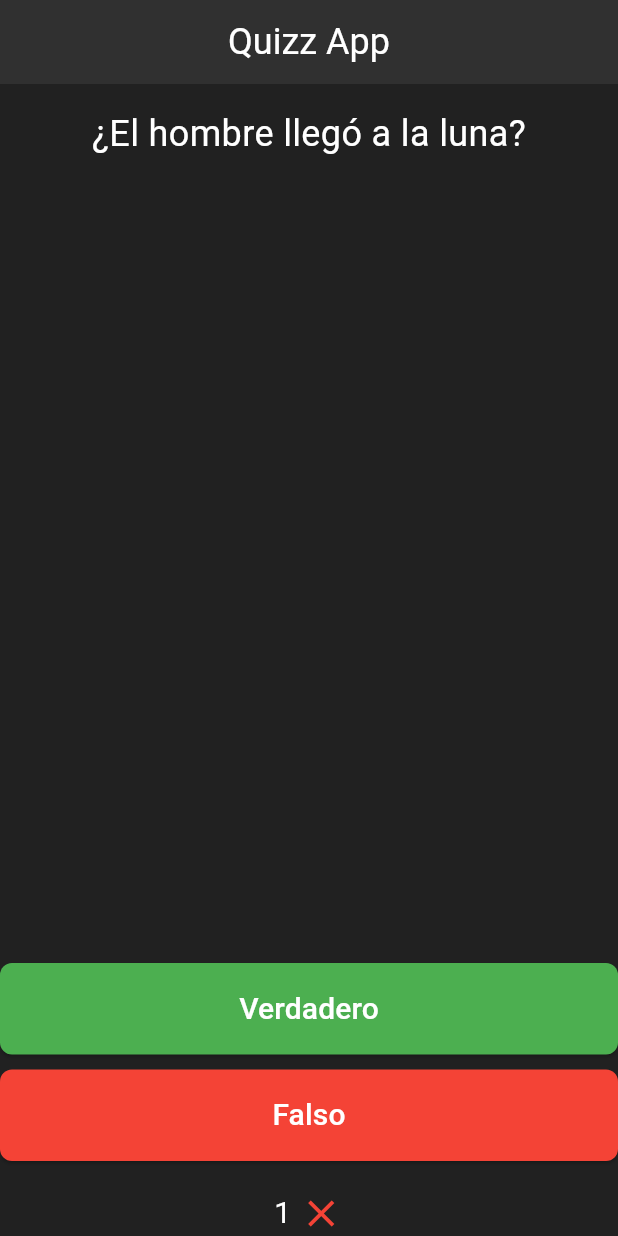
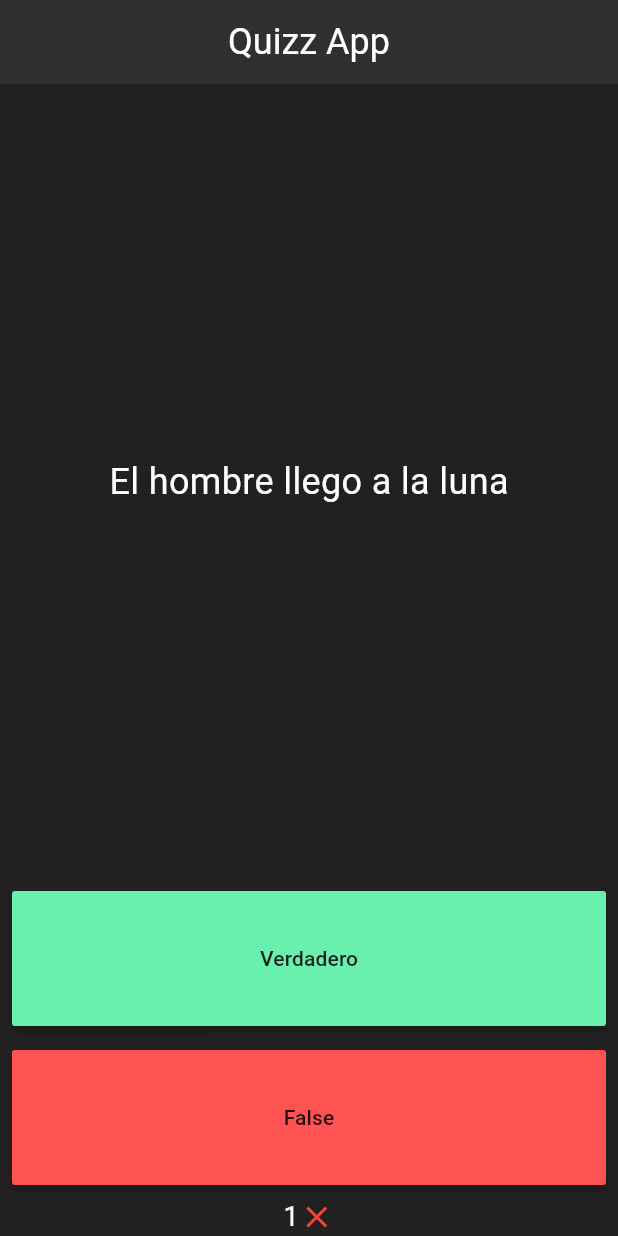
Before and after one commit to fr4nsgallegos/quizappG10, a Flutter app: the screen it shows after launch, after a tap on "Verdadero", on a phone screen of 412 x 824 dp. Run offline on Flutter 3.47's test engine with Material 3 defaults, Android fonts, the phone set to English and light mode, and no system bars.

Commit message:
Tercer Cambio

```diff
--- /dev/null
+++ b/lib/models/question_model.dart
@@ -0,0 +1,9 @@
+class QuestionModel {
+  String question;
+  bool answer;
+
+  QuestionModel({
+    required this.question,
+    required this.answer,
+  });
+}
--- /dev/null
+++ b/lib/models/quiz_brain.dart
@@ -0,0 +1,49 @@
+import 'package:quizappg10/models/question_model.dart';
+
+class QuizBrain {
+  final List<QuestionModel> questionList = [
+    QuestionModel(question: "¿Has almorzado hoy?", answer: false),
+    QuestionModel(question: "El hombre llego a la luna", answer: true),
+    QuestionModel(question: "¿Saliste ayer?", answer: false),
+    QuestionModel(question: "Has desayunado", answer: true),
+    QuestionModel(question: "Sientes frio", answer: true),
+  ];
+
+  int questionIndex =
+      0; //me va ayudar a obtener la pregunta y respuesta de mi lista de question model
+
+  String getQuestionText() {
+    return questionList[questionIndex].question;
+  }
+
+  bool getQuestionAnswer() {
+    return questionList[questionIndex].answer;
+  }
+
+  String getNumberQuestion() {
+    return (questionIndex + 1).toString();
+  }
+
+  void nextQuestion() {
+    if (questionIndex < questionList.length - 1) {
+      questionIndex++;
+    }
+    else {
+      questionIndex = 0;
+    }
+  }
+
+  bool isFinished() {
+    // if (questionIndex >= questionList.length - 1) {
+    //   return true;
+    // } else {
+    //   return false;
+    // }
+    return questionIndex  >= questionList.length -1;
+  }
+
+  bool reset() {
+    questionIndex = 0;
+    return true;
+  }
+}
--- a/lib/pages/home_page.dart
+++ b/lib/pages/home_page.dart
@@ -1,7 +1,81 @@
 import 'package:flutter/material.dart';
+import 'package:quizappg10/models/quiz_brain.dart';
 
-class HomePage extends StatelessWidget {
-  final String question = '¿El hombre llegó a la luna?';
+class HomePage extends StatefulWidget {
+  @override
+  State<HomePage> createState() => _HomePageState();
+}
+
+class _HomePageState extends State<HomePage> {
+  QuizBrain quizBrain = QuizBrain();
+  List<Widget> score = [];
+
+  Widget itemScoreWidget(String numberQuestion, bool isCorrect) {
+    return Row(
+      mainAxisAlignment: MainAxisAlignment.center,
+      children: [
+        Text(
+          numberQuestion,
+          style: TextStyle(color: Colors.white, fontSize: 18),
+        ),
+        Icon(
+          isCorrect ? Icons.check : Icons.close,
+          color: isCorrect ? Colors.greenAccent : Colors.red,
+        ),
+      ],
+    );
+  }
+
+  void checkAnswer(bool userAnswer, String numberQuestion) {
+    bool correctAnswer = quizBrain.getQuestionAnswer();
+
+    if (correctAnswer == userAnswer) {
+      print("La respuesta es correcta");
+      score.add(itemScoreWidget(numberQuestion, true));
+    } else {
+      print("incorrecto!!!!!!");
+      score.add(itemScoreWidget(numberQuestion, false));
+    }
+
+    // quizBrain.nextQuestion();
+
+    if( quizBrain.isFinished() ){
+      showDialog(
+        barrierDismissible: false,
+        context: context,
+        builder: (BuildContext context) {
+          return AlertDialog(
+            title: Text("Fin del juego"),
+            content: Text("Has terminado el juego"),
+            backgroundColor: Colors.white             ,
+            elevation: 10.0,
+            shape: RoundedRectangleBorder(
+              borderRadius: BorderRadius.circular(10),
+            ),
+            actions: [
+              TextButton(
+                onPressed: () {
+                  Navigator.of(context).pop();
+                  quizBrain.nextQuestion();
+                  quizBrain.reset();
+                  score.clear();
+                  setState(() {});
+                },
+                child: Text("Cerrar"),
+              )
+            ],
+          );
+        });
+
+    }else{
+      quizBrain.nextQuestion();
+    }
+    // quizBrain.questionIndex ==0 ? score.clear() : quizBrain.nextQuestion();
+    // score.length == quizBrain.questionList.length
+    //     ? score.clear()
+    //     : quizBrain.nextQuestion();
+    setState(() {});
+  }
 
   @override
   Widget build(BuildContext context) {
@@ -13,89 +87,58 @@ class HomePage extends StatelessWidget {
           style: TextStyle(
             color: Colors.white,
             fontSize: 24,
-            )
-
+          ),
         ),
         backgroundColor: Colors.grey[850],
         centerTitle: true,
       ),
-      body: Column(
-        mainAxisAlignment: MainAxisAlignment.center,
+      body: Center(
+        child: Column(
           children: [
-          Padding(
-            padding: const EdgeInsets.all(16.0),
+            Expanded(
+              flex: 5,
+              child: Center(
                 child: Text(
-              question,
-              style: TextStyle(
-                color: Colors.white,
-                fontSize: 24,
-              ),
-              textAlign: TextAlign.center,
-            ),
-          ),
-          Spacer(),
-          SizedBox(height: 20),
-          // Botón para "Verdadero"
-          SizedBox(
-            width: double.infinity,
-            child: ElevatedButton(
-              onPressed: () {
-                // Acción para respuesta "Verdadero"
-              },
-              style: ElevatedButton.styleFrom(
-                backgroundColor: Colors.green, // color del botón corregido
-                padding: EdgeInsets.symmetric(vertical: 16, horizontal: 80),
-                shape: RoundedRectangleBorder(
-                  borderRadius: BorderRadius.circular(8), // Esquinas ligeramente redondeadas
-                ),
-              ),
-              child: Text(
-                'Verdadero',
-                style: TextStyle(
-                  color: Colors.white,
-                  fontSize: 20,
+                  quizBrain.getQuestionText(),
+                  style: TextStyle(color: Colors.white, fontSize: 24),
                 ),
               ),
             ),
-          ),
-          SizedBox(height: 10),
-          // Botón para "Falso"
-          SizedBox(
-            width: double.infinity,
-            child: ElevatedButton(
+            // Spacer(),
+            Expanded(
+              flex: 1,
+              child: Padding(
+                padding: const EdgeInsets.all(8.0),
+                child: MaterialButton(
+                  color: Colors.greenAccent,
                   onPressed: () {
-                // Acción para respuesta "Falso"
+                    checkAnswer(true, quizBrain.getNumberQuestion());
                   },
-              style: ElevatedButton.styleFrom(
-                backgroundColor: Colors.red, // color del botón corregido
-                padding: EdgeInsets.symmetric(vertical: 16, horizontal: 80),
-                shape: RoundedRectangleBorder(
-                  borderRadius: BorderRadius.circular(8), // Esquinas ligeramente redondeadas
-                ),
-              ),
-              child: Text(
-                'Falso',
-                style: TextStyle(
-                  color: Colors.white,
-                  fontSize: 20,
+                  child: Text("Verdadero"),
+                  minWidth: double.infinity,
                 ),
               ),
             ),
+            Expanded(
+              flex: 1,
+              child: Padding(
+                padding: const EdgeInsets.all(8.0),
+                child: MaterialButton(
+                  color: Colors.redAccent,
+                  onPressed: () {
+                    checkAnswer(false, quizBrain.getNumberQuestion());
+                  },
+                  child: Text("False"),
+                  minWidth: double.infinity,
                 ),
-          SizedBox(height: 20),
-          // Indicador de respuesta
+              ),
+            ),
             Row(
               mainAxisAlignment: MainAxisAlignment.center,
-            children: [
-              Text(
-                '1',
-                style: TextStyle(color: Colors.white, fontSize: 20),
-              ),
-              SizedBox(width: 5),
-              Icon(Icons.close, color: Colors.red, size: 30),
+              children: score,
+            )
           ],
         ),
-        ],
       ),
     );
   }
```
Lines whose indentation alone changed are shown as unchanged.
